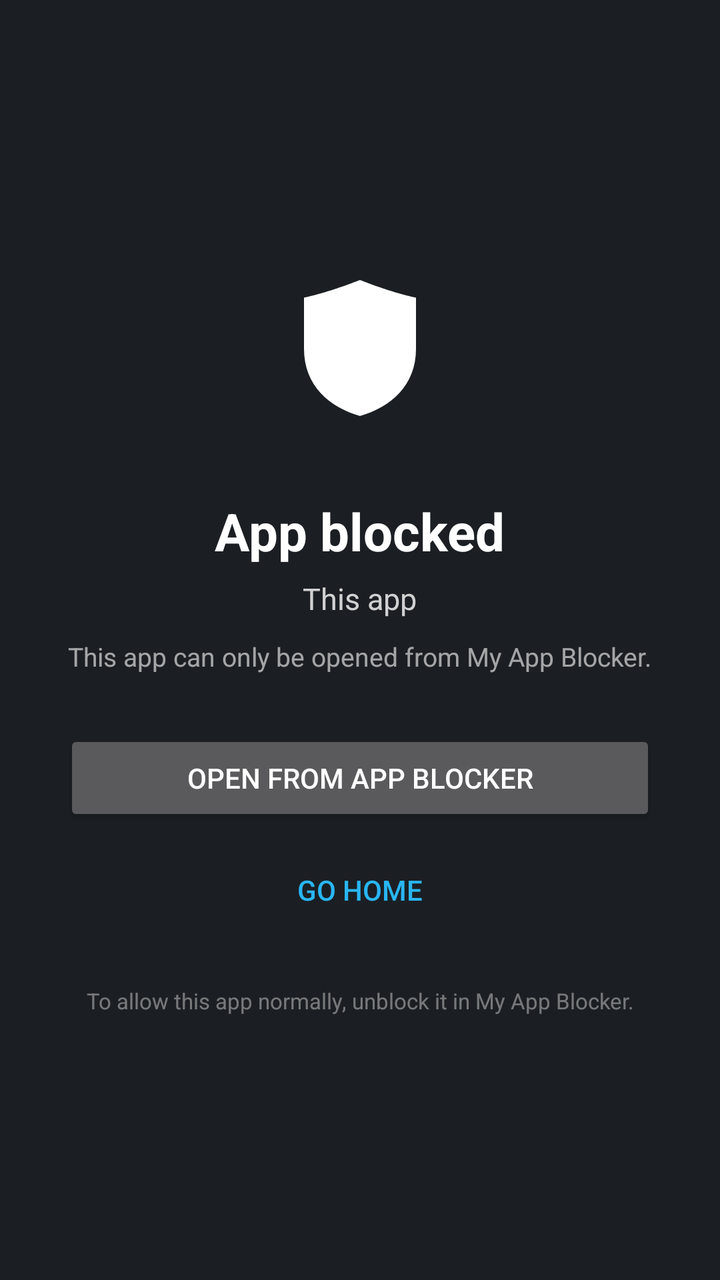
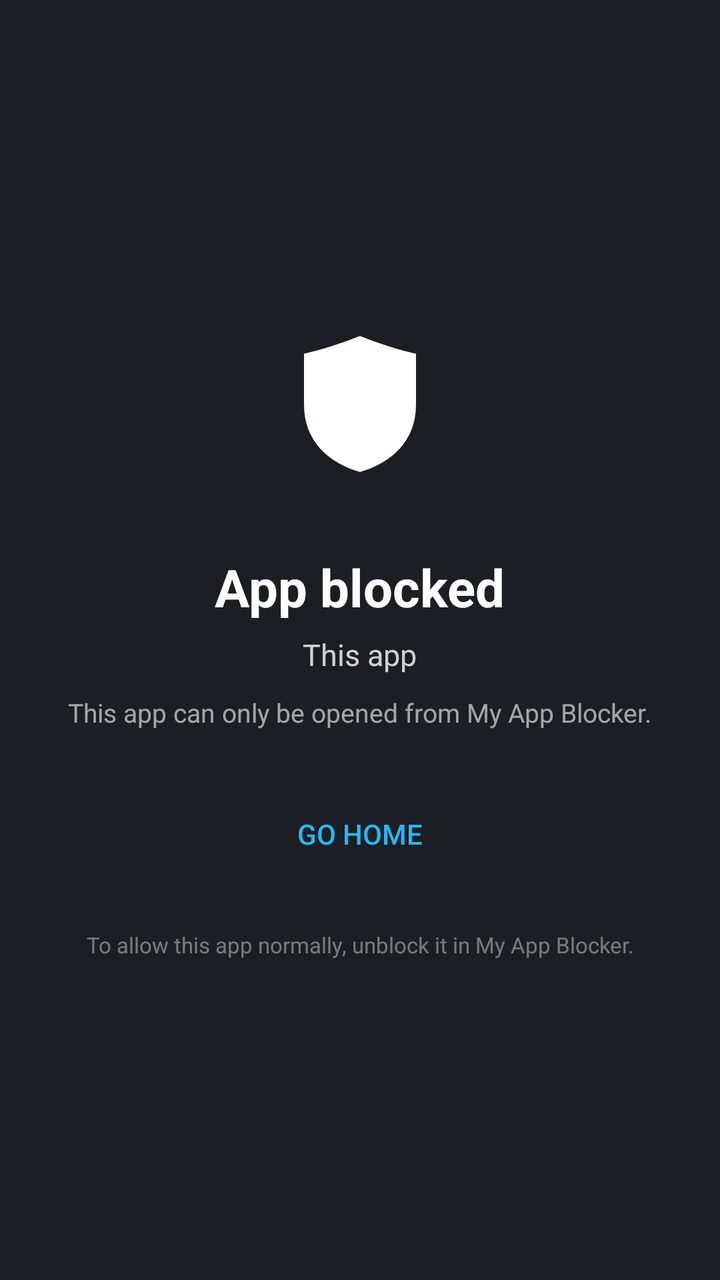

Two renders of the same Android screen: before a commit and after it. Below are the layout's source before the change and the commit's diff.
<!-- AndroidManifest.xml: activity theme BlockedTheme -->
<!-- res/layout/activity_blocked.xml -->
<?xml version="1.0" encoding="utf-8"?>
<LinearLayout xmlns:android="http://schemas.android.com/apk/res/android"
    android:layout_width="match_parent"
    android:layout_height="match_parent"
    android:gravity="center"
    android:orientation="vertical"
    android:padding="32dp">

    <ImageView
        android:layout_width="96dp"
        android:layout_height="96dp"
        android:contentDescription="Shield"
        android:src="@drawable/ic_stat"/>

    <TextView
        android:layout_width="wrap_content"
        android:layout_height="wrap_content"
        android:paddingTop="20dp"
        android:text="App blocked"
        android:textColor="#FFFFFFFF"
        android:textSize="26sp"
        android:textStyle="bold"/>

    <TextView
        android:id="@+id/blocked_name"
        android:layout_width="wrap_content"
        android:layout_height="wrap_content"
        android:gravity="center"
        android:paddingTop="6dp"
        android:text="This app"
        android:textColor="#CCFFFFFF"
        android:textSize="15sp"/>

    <TextView
        android:layout_width="wrap_content"
        android:layout_height="wrap_content"
        android:gravity="center"
        android:paddingTop="10dp"
        android:text="This app can only be opened from My App Blocker."
        android:textColor="#99FFFFFF"
        android:textSize="13sp"/>

    <Button
        android:id="@+id/btn_open_here"
        android:layout_width="match_parent"
        android:layout_height="wrap_content"
        android:layout_marginTop="28dp"
        android:text="Open from App Blocker"/>

    <Button
        android:id="@+id/btn_home"
        android:layout_width="match_parent"
        android:layout_height="wrap_content"
        android:layout_marginTop="8dp"
        style="?android:attr/buttonBarButtonStyle"
        android:text="Go home"/>

    <TextView
        android:layout_width="wrap_content"
        android:layout_height="wrap_content"
        android:gravity="center"
        android:paddingTop="24dp"
        android:text="To allow this app normally, unblock it in My App Blocker."
        android:textColor="#66FFFFFF"
        android:textSize="11sp"/>
</LinearLayout>
<!-- resources referenced by this layout -->
<resources>
  <!-- drawable ic_stat (drawable) -->
  <?xml version="1.0" encoding="utf-8"?>
  <vector xmlns:android="http://schemas.android.com/apk/res/android"
      android:width="24dp"
      android:height="24dp"
      android:viewportWidth="24"
      android:viewportHeight="24">
      <path
          android:fillColor="#FFFFFFFF"
          android:pathData="M12,2 C12,2 8,3.6 5,4.2 L5,10.6 C5,15.2 8.2,17.9 12,19 C15.8,17.9 19,15.2 19,10.6 L19,4.2 C16,3.6 12,2 12,2 Z"/>
  </vector>
  <style name="BlockedTheme" parent="android:Theme.Material.NoActionBar">
          <item name="android:windowBackground">@color/overlay_bg</item>
          <item name="android:colorAccent">@color/accent</item>
      </style>
  <color name="overlay_bg">#EE0B0F14</color>
  <color name="accent">#29B6F6</color>
</resources>

<!-- the commit's change to res/layout/activity_blocked.xml (unified diff, before → after) -->
@@ -41,18 +41,11 @@
         android:textSize="13sp"/>
 
     <Button
-        android:id="@+id/btn_open_here"
+        android:id="@+id/btn_home"
+        style="?android:attr/buttonBarButtonStyle"
         android:layout_width="match_parent"
         android:layout_height="wrap_content"
         android:layout_marginTop="28dp"
-        android:text="Open from App Blocker"/>
-
-    <Button
-        android:id="@+id/btn_home"
-        android:layout_width="match_parent"
-        android:layout_height="wrap_content"
-        android:layout_marginTop="8dp"
-        style="?android:attr/buttonBarButtonStyle"
         android:text="Go home"/>
 
     <TextView
